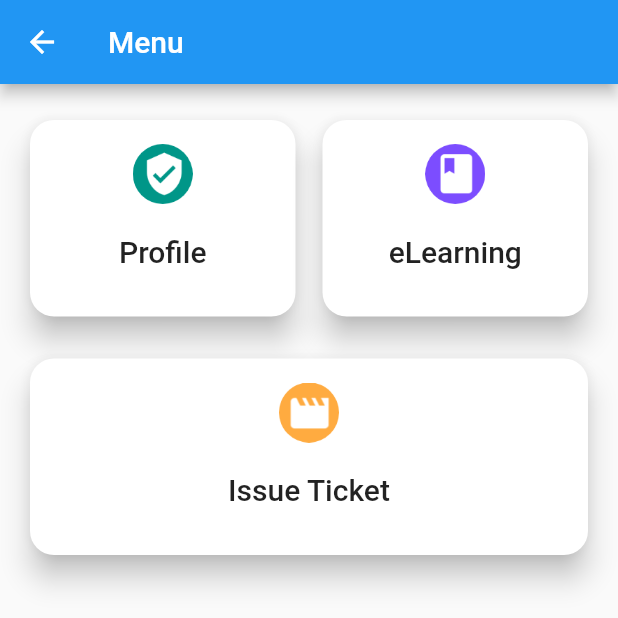
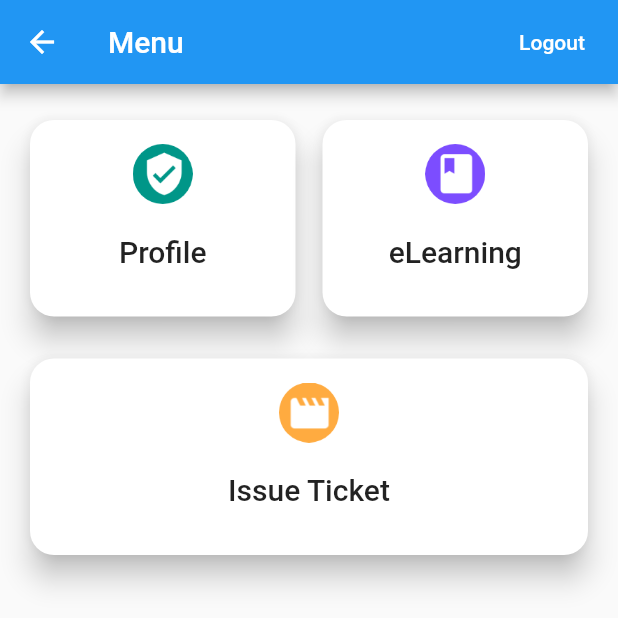
Before and after one commit to logblythe/hr_max, a Flutter app: the HomeScreen screen opened directly, on a phone screen of 412 x 824 dp, the top half of it. Run offline on Flutter 3.47's test engine with Material 2 defaults, Android fonts, the phone set to English and light mode, and no system bars; our stand-ins replace auto_route, cached_network_image, charts_flutter, device_info, flick_video_player, flutter_secure_storage and 4 more; missing offline and left inert: flutter_cached_pdfview, http_interceptor; accounts and stored records are empty; network calls fail; statements that could not run were skipped.

Commit message:
fix: feedbacks WIP

```diff
--- a/lib/app/router.dart
+++ b/lib/app/router.dart
@@ -1,6 +1,6 @@
 import 'package:auto_route/auto_route_annotations.dart';
 import 'package:hrmax/ui/screens/exam/exams_screen.dart';
-import 'package:hrmax/ui/screens/home_screen.dart';
+import 'package:hrmax/ui/screens/home/home_screen.dart';
 import 'package:hrmax/ui/screens/initial/initial_screen.dart';
 import 'package:hrmax/ui/screens/learning_dashboard/learning_dashboard_screen.dart';
 import 'package:hrmax/ui/screens/login/login_screen.dart';
--- a/lib/ui/screens/exam/exams_screen.dart
+++ b/lib/ui/screens/exam/exams_screen.dart
@@ -16,7 +16,9 @@ class _ExamsScreenState extends State<ExamsScreen> {
       appBar: AppBar(title: Text('Exams')),
       body: BaseWidget<ExamsViewModel>(
         model: ExamsViewModel(),
-        onModelReady: (model) => model.getLearningTrackers(),
+        onModelReady: (model) {
+          model.getLearningTrackers();
+        },
         builder: (context, model, child) {
           if (model.loading) {
             return Center(child: CircularProgressIndicator());
--- a/lib/ui/screens/exam/widgets/exam_card.dart
+++ b/lib/ui/screens/exam/widgets/exam_card.dart
@@ -47,6 +47,8 @@ class ExamCard extends StatelessWidget {
                     ),
                   ),
                   Text("Attempt count : ${tracker.attemptCount} ",
+                      style: Theme.of(context).textTheme.caption),
+                  Text("Scored marks : ${tracker.obtainedMark} ",
                       style: Theme.of(context).textTheme.caption),
                   SizedBox(height: 24),
                   Row(
--- /dev/null
+++ b/lib/ui/screens/home/home_screen.dart
@@ -0,0 +1,74 @@
+import 'package:flutter/material.dart';
+import 'package:hrmax/core/constants/constants.dart';
+import 'package:hrmax/ui/base_widget.dart';
+import 'package:hrmax/ui/screens/home/home_viewmodel.dart';
+import 'package:hrmax/ui/shared/ui_helpers.dart';
+import 'package:hrmax/ui/widgets/box_widget.dart';
+
+class HomeScreen extends StatefulWidget {
+  @override
+  _HomeScreenState createState() => _HomeScreenState();
+}
+
+class _HomeScreenState extends State<HomeScreen> {
+  @override
+  Widget build(BuildContext context) {
+    return BaseWidget<HomeViewmodel>(
+      model: HomeViewmodel(),
+      builder: (context, model, child) {
+        return Scaffold(
+          appBar: AppBar(
+            title: Text(MENU),
+            actions: [
+              FlatButton(
+                child: Text('Logout', style: TextStyle(color: Colors.white)),
+                onPressed: model.handleLogout,
+              ),
+            ],
+          ),
+          body: Column(
+            children: <Widget>[
+              UIHelper.verticalSpaceMedium,
+              Padding(
+                padding: const EdgeInsets.symmetric(horizontal: 16.0),
+                child: Row(
+                  children: <Widget>[
+                    Expanded(
+                      child: BoxWidget(
+                        text: PROFILE,
+                        imagePath: 'assets/images/profile.png',
+                      ),
+                    ),
+                    UIHelper.horizontalSpaceSmall,
+                    Expanded(
+                      child: BoxWidget(
+                        text: E_LEARNING,
+                        imagePath: 'assets/images/e-learning.png',
+                        onPressed: model.handleElearning,
+                      ),
+                    )
+                  ],
+                ),
+              ),
+              UIHelper.verticalSpaceMedium,
+              Padding(
+                padding: const EdgeInsets.symmetric(horizontal: 16.0),
+                child: Row(
+                  mainAxisSize: MainAxisSize.max,
+                  children: <Widget>[
+                    Expanded(
+                      child: BoxWidget(
+                        text: ISSUE_TICKET,
+                        imagePath: 'assets/images/ticket.png',
+                      ),
+                    ),
+                  ],
+                ),
+              ),
+            ],
+          ),
+        );
+      },
+    );
+  }
+}
--- /dev/null
+++ b/lib/ui/screens/home/home_viewmodel.dart
@@ -0,0 +1,19 @@
+import 'package:hrmax/app/locator.dart';
+import 'package:hrmax/app/router.gr.dart';
+import 'package:hrmax/core/services/navigation_service.dart';
+import 'package:hrmax/core/services/storage_service.dart';
+import 'package:hrmax/core/view_models/base_view_model.dart';
+
+class HomeViewmodel extends BaseViewModel {
+  final _navigationService = locator<NavigationService>();
+  final _storageService = locator<StorageService>();
+
+  void handleLogout() {
+    _storageService.deleteAll();
+    _navigationService.navigateTo(Routes.LoginRoute);
+  }
+
+  handleElearning() {
+    _navigationService.navigateTo(Routes.LearningDashRoute);
+  }
+}
--- a/lib/ui/screens/home_screen.dart
+++ /dev/null
@@ -1,68 +0,0 @@
-import 'package:flutter/material.dart';
-import 'package:hrmax/app/router.gr.dart';
-import 'package:hrmax/core/constants/constants.dart';
-import 'package:hrmax/ui/shared/ui_helpers.dart';
-import 'package:hrmax/ui/widgets/box_widget.dart';
-
-class HomeScreen extends StatefulWidget {
-  @override
-  _HomeScreenState createState() => _HomeScreenState();
-}
-
-class _HomeScreenState extends State<HomeScreen> {
-  @override
-  Widget build(BuildContext context) {
-    return Scaffold(
-      appBar: AppBar(
-        title: Text(MENU),
-      ),
-      body: Column(
-        children: <Widget>[
-          UIHelper.verticalSpaceMedium,
-          Padding(
-            padding: const EdgeInsets.symmetric(horizontal: 16.0),
-            child: Row(
-              children: <Widget>[
-                Expanded(
-                  child: BoxWidget(
-                    text: PROFILE,
-                    imagePath: 'assets/images/profile.png',
-                    onPressed: handleProfileClick,
-                  ),
-                ),
-                UIHelper.horizontalSpaceSmall,
-                Expanded(
-                  child: BoxWidget(
-                    text: E_LEARNING,
-                    imagePath: 'assets/images/e-learning.png',
-                    onPressed: handleElearning,
-                  ),
-                )
-              ],
-            ),
-          ),
-          UIHelper.verticalSpaceMedium,
-          Padding(
-            padding: const EdgeInsets.symmetric(horizontal: 16.0),
-            child: Row(
-              mainAxisSize: MainAxisSize.max,
-              children: <Widget>[
-                Expanded(
-                  child: BoxWidget(
-                    text: ISSUE_TICKET,
-                    imagePath: 'assets/images/ticket.png',
-                    onPressed: handleElearning,
-                  ),
-                ),
-              ],
-            ),
-          ),
-        ],
-      ),
-    );
-  }
-
-  handleProfileClick() {}
-
-  handleElearning() => Navigator.pushNamed(context, Routes.LearningDashRoute);
-}
--- a/pubspec.yaml
+++ b/pubspec.yaml
@@ -15,7 +15,7 @@ dependencies:
     sdk: flutter
 
   auto_route:
-  awsome_video_player:
+  cached_network_image: ^2.3.2+1
   cupertino_icons: ^0.1.3
   charts_flutter: ^0.9.0
   device_info: ^0.4.2+7
```
Also changed, not shown: lib/core/services/api_service.dart (+5 -5 lines), lib/core/view_models/base_view_model.dart (+11 -0 lines), lib/ui/screens/exam/exams_view_model.dart (+8 -3 lines), lib/ui/screens/login/login_screen.dart (+7 -1 lines), lib/ui/screens/materials/materials_screen.dart (+49 -14 lines), lib/ui/screens/question/question_viewmodel.dart (+7 -4 lines), lib/app/router.gr.dart, pubspec.lock.
